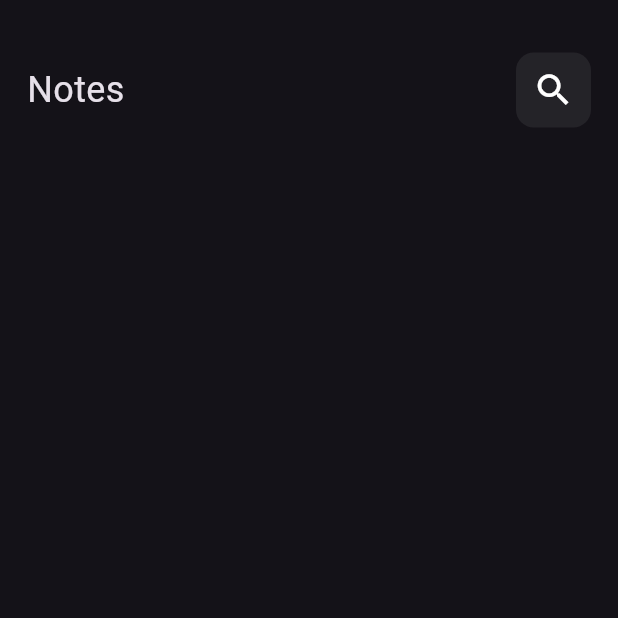
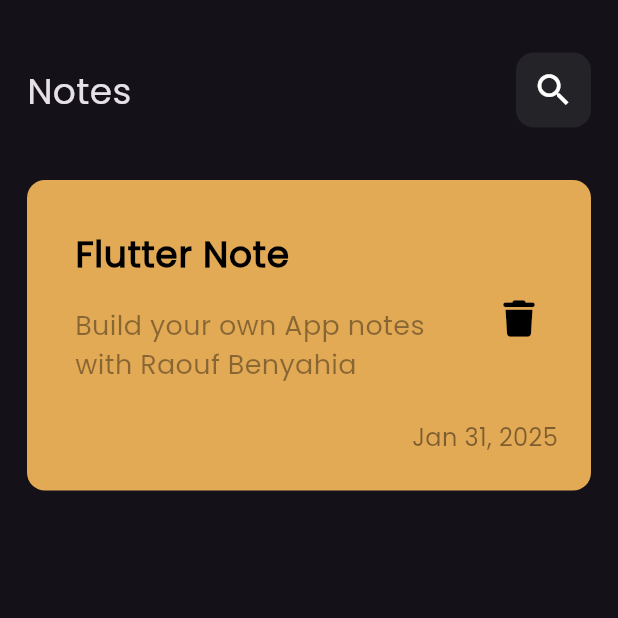
Before and after one commit to Benraouf93/note_app, a Flutter app: the screen it shows after launch, on a phone screen of 412 x 824 dp, the top half of it. Run offline on Flutter 3.47's test engine with Material 3 defaults, Android fonts, the phone set to English and light mode, and no system bars; our stand-ins replace font_awesome_flutter.

Commit message:
create custom note item card

```diff
--- a/lib/main.dart
+++ b/lib/main.dart
@@ -12,7 +12,10 @@ class NoteApp extends StatelessWidget {
   Widget build(BuildContext context) {
     return MaterialApp(
       debugShowCheckedModeBanner : false,
-      theme : ThemeData.dark(),
+      theme : ThemeData(
+        brightness: Brightness.dark,
+        fontFamily: 'Poppins',
+      ),
       home : const NotesView(),
     );
   }
--- /dev/null
+++ b/lib/views/widgets/custom_card.dart
@@ -0,0 +1,61 @@
+import 'package:flutter/material.dart';
+import 'package:font_awesome_flutter/font_awesome_flutter.dart';
+
+class NoteItem extends StatelessWidget {
+  const NoteItem({super.key});
+
+  @override
+  Widget build(BuildContext context) {
+    return Container(
+      padding: const EdgeInsets.only(left: 16, top: 24, bottom: 24),
+      decoration: BoxDecoration(
+        color: const Color.fromARGB(255, 227, 170, 85),
+        borderRadius: BorderRadius.circular(12),
+      ),
+      child: Column(
+        crossAxisAlignment: CrossAxisAlignment.end,
+        children: [
+          ListTile(
+            title: const Text(
+              'Flutter Note',
+              style: TextStyle(
+                color: Colors.black,
+                fontSize: 24,
+                fontWeight: FontWeight.bold,
+              ),
+            ),
+            subtitle: Padding(
+              padding: const EdgeInsets.only(top: 16, bottom: 16),
+              child: const Text(
+                'Build your own App notes with Raouf Benyahia',
+                style: TextStyle(
+                  color: Color.fromRGBO(0, 0, 0, 0.4),
+                  fontSize: 18,
+                  fontWeight: FontWeight.w500,
+                ),
+              ),
+            ),
+            trailing: IconButton(
+              onPressed: () {},
+              icon: const Icon(
+                FontAwesomeIcons.trash,
+                color: Colors.black,
+              ),
+            ),
+          ),
+          Padding(
+            padding: const EdgeInsets.only(right: 22),
+            child: const Text(
+              'Jan 31, 2025',
+              style: TextStyle(
+                color: Color.fromRGBO(0, 0, 0, 0.45),
+                fontSize: 16,
+                fontWeight: FontWeight.w400,
+              ),
+            ),
+          ),
+        ],
+      ),
+    );
+  }
+}
--- a/lib/views/widgets/notes_view_body.dart
+++ b/lib/views/widgets/notes_view_body.dart
@@ -1,6 +1,7 @@
 import 'package:flutter/material.dart';
 
 import 'custom_app_bar.dart';
+import 'custom_card.dart';
 
 class NotesViewBody extends StatelessWidget {
   const NotesViewBody({super.key});
@@ -13,6 +14,8 @@ class NotesViewBody extends StatelessWidget {
         children: const [
           SizedBox(height: 35),
           CustomAppBar(),
+          SizedBox(height: 35),
+          NoteItem(),
         ],
       ),
     );
```
Also changed, not shown: pubspec.yaml (+8 -22 lines), assets/fonts/Poppins-Regular.ttf (added), pubspec.lock.
